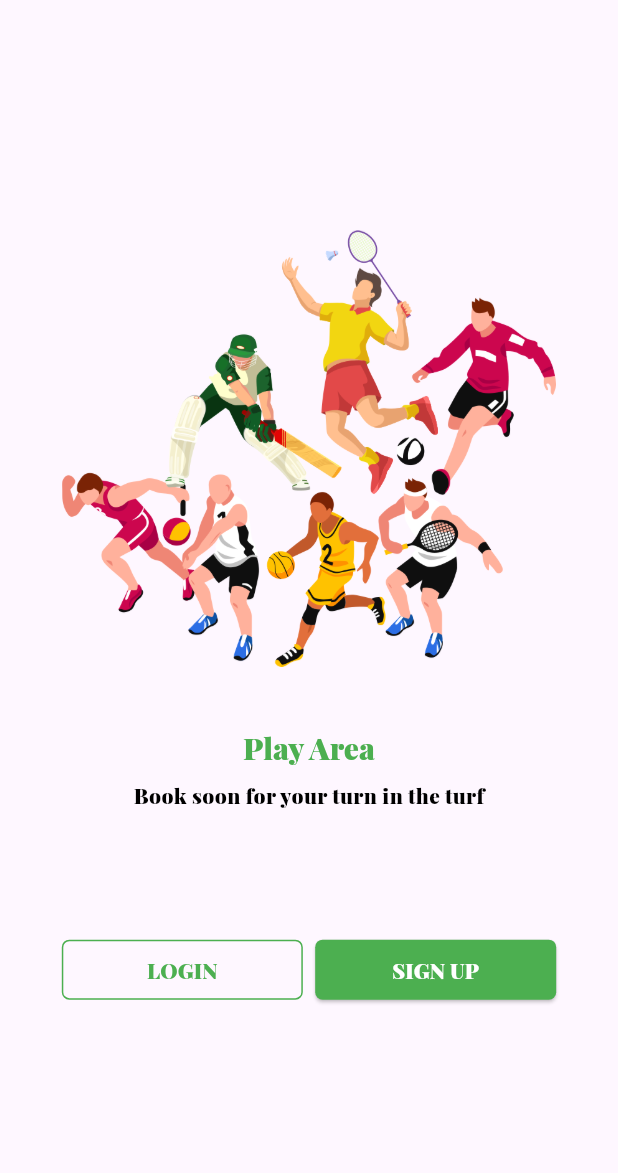
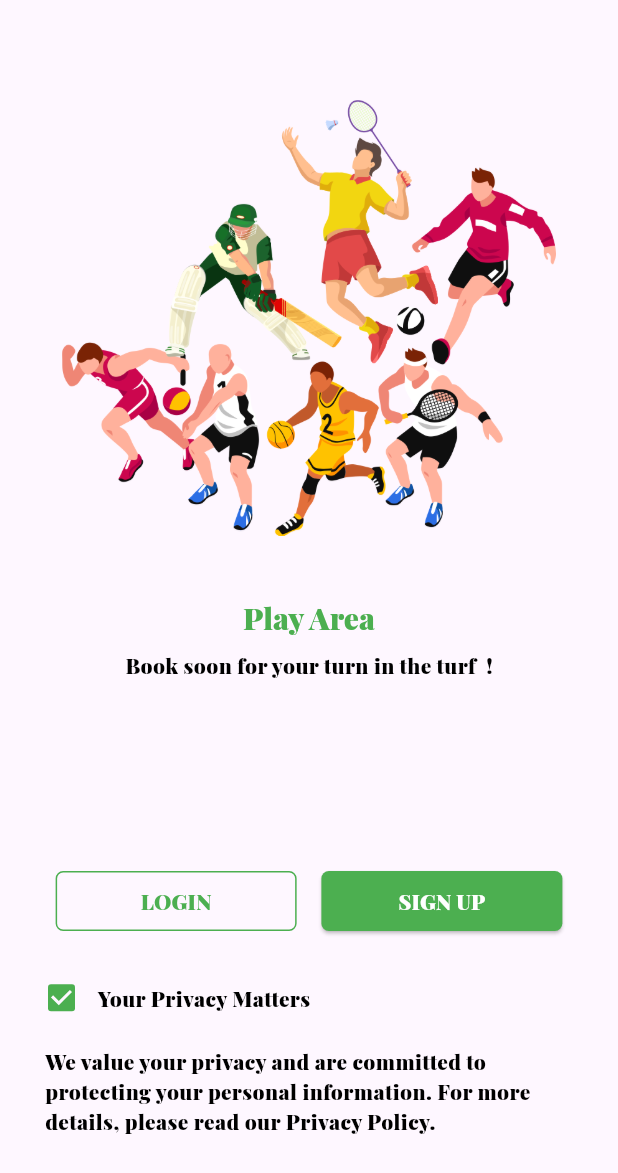
Before and after one commit to Mahakaleeswaran-R/play_area, a Flutter app: the screen it shows after launch, on a phone screen of 412 x 824 dp. Shown: the top 1173 px of the screen. Run offline on Flutter 3.47's test engine with Material 3 defaults, Android fonts, the light colour scheme and no system bars; our stand-ins replace get, google_fonts.

Commit message:
splash screen refactoring

```diff
--- a/lib/screens/splash_screen.dart
+++ b/lib/screens/splash_screen.dart
@@ -3,6 +3,8 @@ import 'package:get/get.dart';
 import 'package:play_area/controller/splash_controller.dart';
 import 'package:play_area/utils/constant.dart';
 import 'package:play_area/utils/theme.dart';
+import 'package:play_area/widgets/elevatedButtonWidget.dart';
+import 'package:play_area/widgets/outlineButtonWidget.dart';
 
 class SplashScreen extends StatelessWidget {
   final splashController = Get.put(SplashController());
@@ -36,52 +38,42 @@ class SplashScreen extends StatelessWidget {
           Text(splashScreenBodyText,
               style: Theme.of(context).textTheme.bodyMedium),
           SizedBox(
-            height: size.width * 0.2,
+            height: size.width * 0.3,
           ),
           Row(
             mainAxisAlignment: MainAxisAlignment.center,
             children: [
+              outlineButtonWidget(size: size, text: login),
               SizedBox(
-                width: size.width * 0.39,
-                child: OutlinedButton(
-                    onPressed: () {},
-                    child: Text(
-                      login,
-                      style: Theme.of(context)
-                          .textTheme
-                          .labelLarge
-                          ?.copyWith(color: primaryColor),
-                    ),
-                    style: ButtonStyle(
-                      side: WidgetStateProperty.all(
-                          BorderSide(color: primaryColor)),
-                      shape: WidgetStateProperty.all(RoundedRectangleBorder(
-                        borderRadius: BorderRadius.circular(5),
-                      )),
-                    )),
+                width: size.width * 0.04,
               ),
-              SizedBox(
-                width: size.width * 0.02,
-              ),
-              SizedBox(
-                width: size.width * 0.39,
-                child: ElevatedButton(
-                    onPressed: () {},
-                    child: Text(
-                      signUp,
-                      style: Theme.of(context)
-                          .textTheme
-                          .labelLarge
-                          ?.copyWith(color: Colors.white),
-                    ),
-                    style: ButtonStyle(
-                      backgroundColor: WidgetStateProperty.all(primaryColor),
-                      shape: WidgetStateProperty.all(RoundedRectangleBorder(
-                        borderRadius: BorderRadius.circular(5),
-                      )),
-                    )),
-              ),
+              elevatedButtonWidget(size: size, text: signUp),
             ],
+          ),
+          SizedBox(
+            height: size.height * 0.02,
+          ),
+          Padding(
+            padding: const EdgeInsets.only(left: 17.0),
+            child: Row(
+              children: [
+                Checkbox(
+                  value: true,
+                  onChanged: null,
+                  fillColor: WidgetStateProperty.all(primaryColor),
+                ),
+                Text(privacyConstant)
+              ],
+            ),
+          ),
+          SizedBox(
+            height: size.height * 0.01,
+          ),
+          Center(
+            child: Padding(
+              padding: const EdgeInsets.only(left: 30.0, right: 18),
+              child: Text(privacyPolicy),
+            ),
           ),
         ],
       ),
--- a/lib/utils/constant.dart
+++ b/lib/utils/constant.dart
@@ -1,5 +1,10 @@
 String appTitle = "Play Area";
 String splashScreenImagePath = "lib/asset/splash_screen_image.png";
-String splashScreenBodyText = "Book soon for your turn in the turf";
+String splashScreenBodyText = "Book soon for your turn in the turf  !";
 String login = "LOGIN";
 String signUp = "SIGN UP";
+String agreement =
+    "By clicking I Agree, you acknowledge that you have read and understood our Terms and Conditions and agree to abide by them.";
+String privacyPolicy =
+    "We value your privacy and are committed to protecting your personal information. For more details, please read our Privacy Policy.";
+String privacyConstant = "Your Privacy Matters";
--- a/lib/utils/theme.dart
+++ b/lib/utils/theme.dart
@@ -8,6 +8,8 @@ TextStyle baseStyleDark = GoogleFonts.playfairDisplay(
     fontWeight: FontWeight.w900, color: Colors.white);
 
 const Color primaryColor = Colors.green;
+
+const int primaryColor_200 = 0xFFA5D6A7;
 
 TextTheme textTheme(TextStyle baseStyle) {
   return TextTheme(
--- /dev/null
+++ b/lib/widgets/elevatedButtonWidget.dart
@@ -0,0 +1,33 @@
+import 'package:flutter/material.dart';
+import 'package:play_area/utils/theme.dart';
+
+class elevatedButtonWidget extends StatelessWidget {
+  const elevatedButtonWidget(
+      {super.key, required this.size, required this.text});
+
+  final Size size;
+  final String text;
+
+  @override
+  Widget build(BuildContext context) {
+    return SizedBox(
+      width: size.width * 0.39,
+      child: ElevatedButton(
+          onPressed: () {},
+          child: Text(
+            text,
+            style: Theme.of(context)
+                .textTheme
+                .labelLarge
+                ?.copyWith(color: buttonColor),
+          ),
+          style: ButtonStyle(
+            overlayColor: WidgetStateProperty.all(Color(primaryColor_200)),
+            backgroundColor: WidgetStateProperty.all(primaryColor),
+            shape: WidgetStateProperty.all(RoundedRectangleBorder(
+              borderRadius: BorderRadius.circular(5),
+            )),
+          )),
+    );
+  }
+}
--- /dev/null
+++ b/lib/widgets/outlineButtonWidget.dart
@@ -0,0 +1,30 @@
+import 'package:flutter/material.dart';
+import 'package:play_area/utils/theme.dart';
+
+class outlineButtonWidget extends StatelessWidget {
+  const outlineButtonWidget(
+      {super.key, required this.size, required this.text});
+
+  final Size size;
+  final String text;
+
+  @override
+  Widget build(BuildContext context) {
+    return SizedBox(
+        width: size.width * 0.39,
+        child: OutlinedButton(
+            onPressed: () {},
+            child: Text(
+              text,
+              style: Theme.of(context)
+                  .textTheme
+                  .labelLarge
+                  ?.copyWith(color: primaryColor),
+            ),
+            style: OutlinedButton.styleFrom(
+                overlayColor: primaryColor,
+                shape: RoundedRectangleBorder(
+                    borderRadius: BorderRadius.circular(5)),
+                side: BorderSide(color: primaryColor))));
+  }
+}
```
